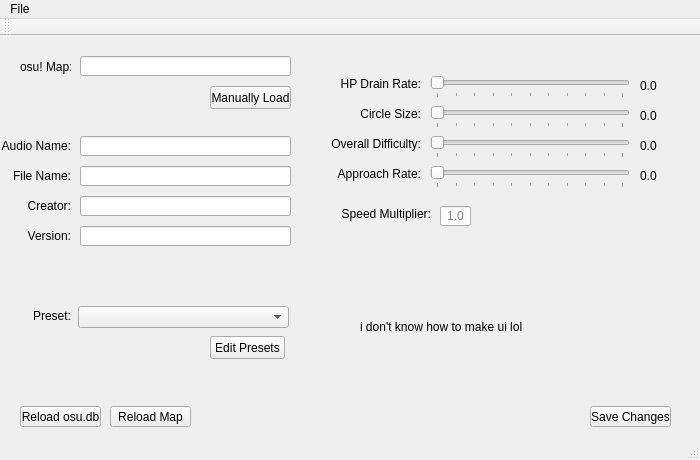
Qt form practosu/practosu.ui (Chris-SG/practosu) before a commit.
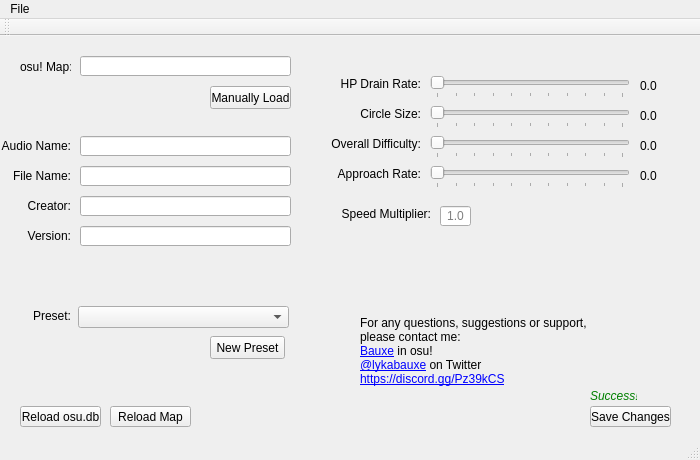
The same form after that commit.

Commit message: Change presets from csv to txt. Improve window switching. Remove trailing zeros. Update UI. Prepare for refactoring.

What changed in the file:
```diff
--- a/practosu/practosu.ui
+++ b/practosu/practosu.ui
@@ -475,13 +475,19 @@
     <property name="geometry">
      <rect>
       <x>360</x>
-      <y>270</y>
-      <width>211</width>
-      <height>41</height>
+      <y>260</y>
+      <width>231</width>
+      <height>111</height>
      </rect>
     </property>
     <property name="text">
-     <string>i don't know how to make ui lol</string>
+     <string>&lt;html&gt;&lt;head/&gt;&lt;body&gt;&lt;p&gt;For any questions, suggestions or support, please contact me:&lt;br/&gt;&lt;a href=&quot;https://osu.ppy.sh/users/1881685&quot;&gt;&lt;span style=&quot; text-decoration: underline; color:#0000ff;&quot;&gt;Bauxe&lt;/span&gt;&lt;/a&gt; in osu!&lt;br/&gt;&lt;a href=&quot;https://twitter.com/LykaBauxe&quot;&gt;&lt;span style=&quot; text-decoration: underline; color:#0000ff;&quot;&gt;@lykabauxe&lt;/span&gt;&lt;/a&gt; on Twitter&lt;br/&gt;&lt;a href=&quot;https://discord.gg/Pz39kCS&quot;&gt;&lt;span style=&quot; text-decoration: underline; color:#0000ff;&quot;&gt;https://discord.gg/Pz39kCS&lt;/span&gt;&lt;/a&gt;&lt;/p&gt;&lt;/body&gt;&lt;/html&gt;</string>
+    </property>
+    <property name="textFormat">
+     <enum>Qt::RichText</enum>
+    </property>
+    <property name="wordWrap">
+     <bool>true</bool>
     </property>
    </widget>
    <widget class="QComboBox" name="presetsList">
@@ -523,7 +529,28 @@
      </rect>
     </property>
     <property name="text">
-     <string>Edit Presets</string>
+     <string>New Preset</string>
+    </property>
+   </widget>
+   <widget class="QLabel" name="success">
+    <property name="geometry">
+     <rect>
+      <x>590</x>
+      <y>350</y>
+      <width>47</width>
+      <height>20</height>
+     </rect>
+    </property>
+    <property name="font">
+     <font>
+      <italic>true</italic>
+     </font>
+    </property>
+    <property name="styleSheet">
+     <string notr="true">QLabel { color : green }</string>
+    </property>
+    <property name="text">
+     <string>Success!</string>
     </property>
    </widget>
   </widget>
```
The commit also changes 7 other files.
